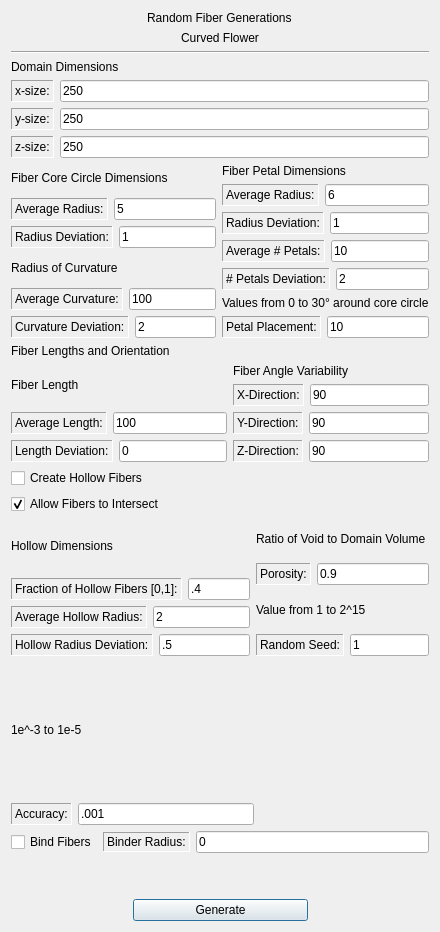
First picture: the form in gui/src/Generate/randomfibersgencurvedflower.ui, repository nasa/puma, before the edit.
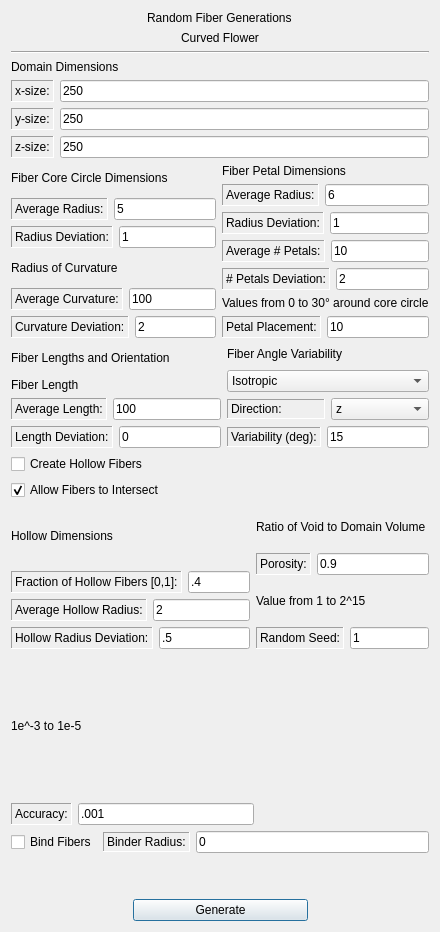
Second picture: the form after the edit.

Commit message: updated gui for new fiber generation angle method

```diff
--- a/gui/src/Generate/randomfibersgencurvedflower.ui
+++ b/gui/src/Generate/randomfibersgencurvedflower.ui
@@ -15,10 +15,6 @@
   </property>
   <layout class="QVBoxLayout" name="verticalLayout_11">
    <item>
-    <layout class="QVBoxLayout" name="verticalLayout_16">
-     <item>
-      <layout class="QVBoxLayout" name="verticalLayout_15">
-       <item>
         <layout class="QVBoxLayout" name="verticalLayout_14">
          <item>
           <layout class="QVBoxLayout" name="verticalLayout_13">
@@ -487,6 +483,8 @@
         </layout>
        </item>
        <item>
+    <layout class="QHBoxLayout" name="horizontalLayout_10">
+     <item>
         <layout class="QVBoxLayout" name="verticalLayout_10">
          <item>
           <widget class="QLabel" name="label_2">
@@ -499,8 +497,6 @@
           </widget>
          </item>
          <item>
-          <layout class="QHBoxLayout" name="horizontalLayout_17">
-           <item>
             <layout class="QVBoxLayout" name="verticalLayout_3">
              <item>
               <widget class="QLabel" name="label_10">
@@ -571,10 +567,18 @@
              </item>
             </layout>
            </item>
+      </layout>
+     </item>
            <item>
             <layout class="QVBoxLayout" name="verticalLayout_4">
              <item>
               <widget class="QLabel" name="fibAngleVarLabel">
+         <property name="maximumSize">
+          <size>
+           <width>16777215</width>
+           <height>20</height>
+          </size>
+         </property>
                <property name="styleSheet">
                 <string notr="true">font: 11pt &quot;Serif&quot;;</string>
                </property>
@@ -583,10 +587,35 @@
                </property>
               </widget>
              </item>
+       <item>
+        <widget class="QComboBox" name="angle_combo">
+         <item>
+          <property name="text">
+           <string>Isotropic</string>
+          </property>
+         </item>
+         <item>
+          <property name="text">
+           <string>Transverse Isotropic</string>
+          </property>
+         </item>
+         <item>
+          <property name="text">
+           <string>1D</string>
+          </property>
+         </item>
+        </widget>
+       </item>
              <item>
               <layout class="QHBoxLayout" name="horizontalLayout_8">
                <item>
-                <widget class="QLabel" name="xDirLabel">
+          <widget class="QLabel" name="direction_label">
+           <property name="maximumSize">
+            <size>
+             <width>16777215</width>
+             <height>20</height>
+            </size>
+           </property>
                  <property name="styleSheet">
                   <string notr="true">font: 10pt &quot;Serif&quot;;</string>
                  </property>
@@ -597,18 +626,30 @@
                   <enum>QFrame::Sunken</enum>
                  </property>
                  <property name="text">
-                  <string>X-Direction:</string>
+            <string>Direction:</string>
                  </property>
                 </widget>
                </item>
                <item>
-                <widget class="QLineEdit" name="xAngleEdit">
-                 <property name="styleSheet">
-                  <string notr="true">font: 10pt &quot;Serif&quot;;</string>
-                 </property>
+          <widget class="QComboBox" name="direction_combo">
+           <property name="currentIndex">
+            <number>2</number>
+           </property>
+           <item>
                  <property name="text">
-                  <string>90</string>
-                 </property>
+             <string>x</string>
+            </property>
+           </item>
+           <item>
+            <property name="text">
+             <string>y</string>
+            </property>
+           </item>
+           <item>
+            <property name="text">
+             <string>z</string>
+            </property>
+           </item>
                 </widget>
                </item>
               </layout>
@@ -616,40 +657,16 @@
              <item>
               <layout class="QHBoxLayout" name="horizontalLayout_9">
                <item>
-                <widget class="QLabel" name="yDirLabel">
-                 <property name="styleSheet">
-                  <string notr="true">font: 10pt &quot;Serif&quot;;</string>
-                 </property>
-                 <property name="frameShape">
-                  <enum>QFrame::Panel</enum>
-                 </property>
-                 <property name="frameShadow">
-                  <enum>QFrame::Sunken</enum>
-                 </property>
-                 <property name="text">
-                  <string>Y-Direction:</string>
-                 </property>
-                </widget>
-               </item>
-               <item>
-                <widget class="QLineEdit" name="yAngleEdit">
+          <widget class="QLabel" name="variability_label">
+           <property name="maximumSize">
+            <size>
+             <width>16777215</width>
+             <height>20</height>
+            </size>
+           </property>
                  <property name="styleSheet">
                   <string notr="true">font: 10pt &quot;Serif&quot;;</string>
                  </property>
-                 <property name="text">
-                  <string>90</string>
-                 </property>
-                </widget>
-               </item>
-              </layout>
-             </item>
-             <item>
-              <layout class="QHBoxLayout" name="horizontalLayout_10">
-               <item>
-                <widget class="QLabel" name="zDirLabel">
-                 <property name="styleSheet">
-                  <string notr="true">font: 10pt &quot;Serif&quot;;</string>
-                 </property>
                  <property name="frameShape">
                   <enum>QFrame::Panel</enum>
                  </property>
@@ -657,23 +674,19 @@
                   <enum>QFrame::Sunken</enum>
                  </property>
                  <property name="text">
-                  <string>Z-Direction:</string>
+            <string>Variability (deg):</string>
                  </property>
                 </widget>
                </item>
                <item>
-                <widget class="QLineEdit" name="zAngleEdit">
+          <widget class="QLineEdit" name="variability_edit">
                  <property name="styleSheet">
                   <string notr="true">font: 10pt &quot;Serif&quot;;</string>
                  </property>
                  <property name="text">
-                  <string>90</string>
-                 </property>
-                </widget>
-               </item>
-              </layout>
-             </item>
-            </layout>
+            <string>15</string>
+           </property>
+          </widget>
            </item>
           </layout>
          </item>
@@ -698,8 +711,6 @@
        </property>
       </widget>
      </item>
-    </layout>
-   </item>
    <item>
     <layout class="QHBoxLayout" name="horizontalLayout_22">
      <item>
```
Left out of the diff: 3 changed lines with no effect on the pictures. Lines whose indentation alone changed are shown as unchanged. The commit also changes 10 other files.
